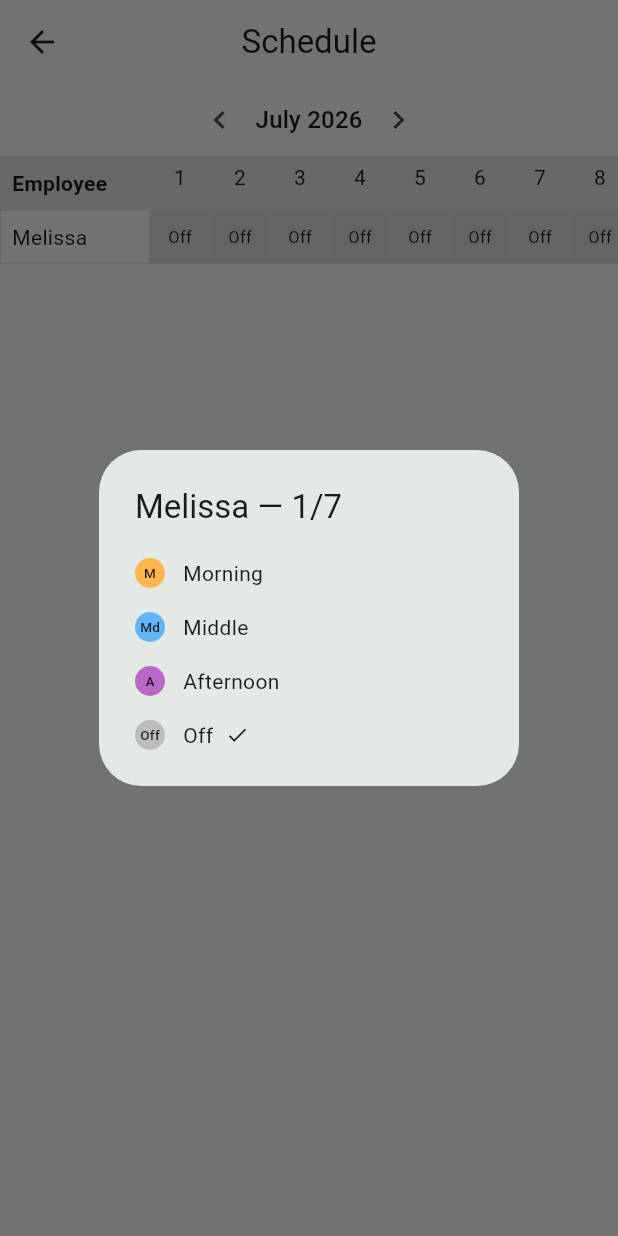
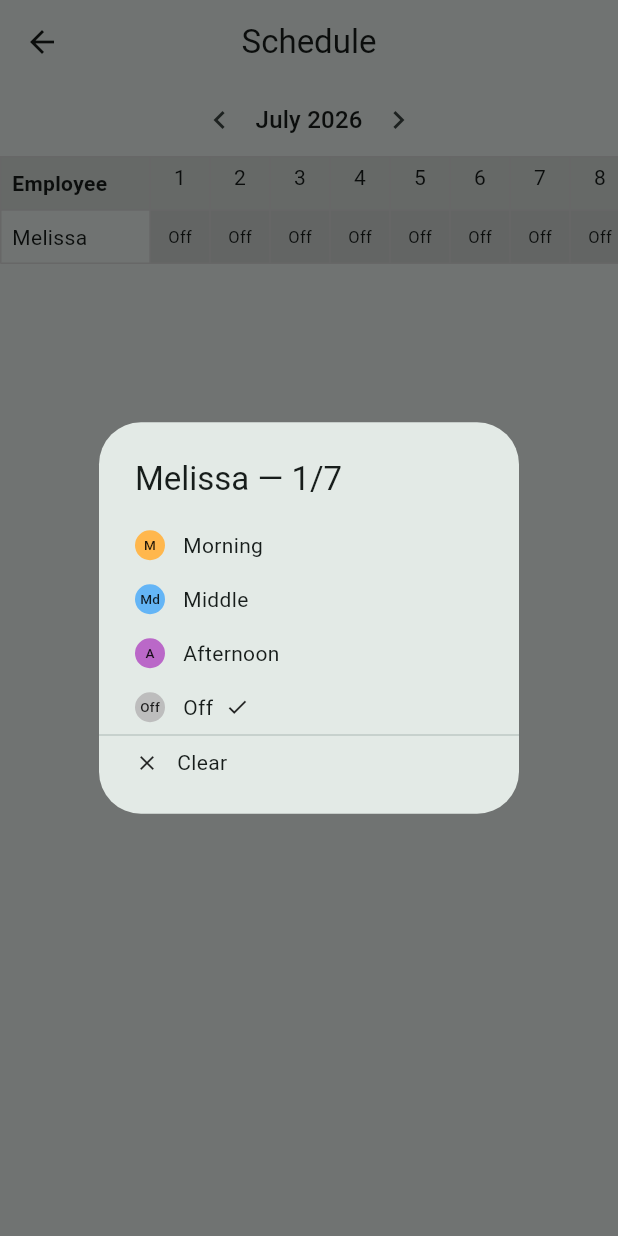
Before and after one commit to lordlightness/scheduler, a Flutter app: the ScheduleScreen screen opened directly, after a tap on "Off", on a phone screen of 412 x 824 dp. Run offline on Flutter 3.47's test engine with Material 3 defaults, Android fonts, the phone set to English and light mode, and no system bars; our stand-ins replace hive, hive_flutter; accounts and stored records are empty.

Commit message:
feat: add clear/delete option for schedule entries

```diff
--- a/lib/screens/schedule/widgets/shift_picker_dialog.dart
+++ b/lib/screens/schedule/widgets/shift_picker_dialog.dart
@@ -44,6 +44,22 @@ Future<void> showShiftPickerDialog(
                 ],
               ),
             ),
+          const Divider(height: 1),
+          SimpleDialogOption(
+            onPressed: () {
+              dialogContext
+                  .read<ScheduleProvider>()
+                  .clearShift(employee.id, date);
+              Navigator.of(dialogContext).pop();
+            },
+            child: const Row(
+              children: [
+                Icon(Icons.close, size: 16),
+                SizedBox(width: 12),
+                Text('Clear'),
+              ],
+            ),
+          ),
         ],
       );
     },
```
Also changed, not shown: lib/providers/schedule_provider.dart (+13 -0 lines).
